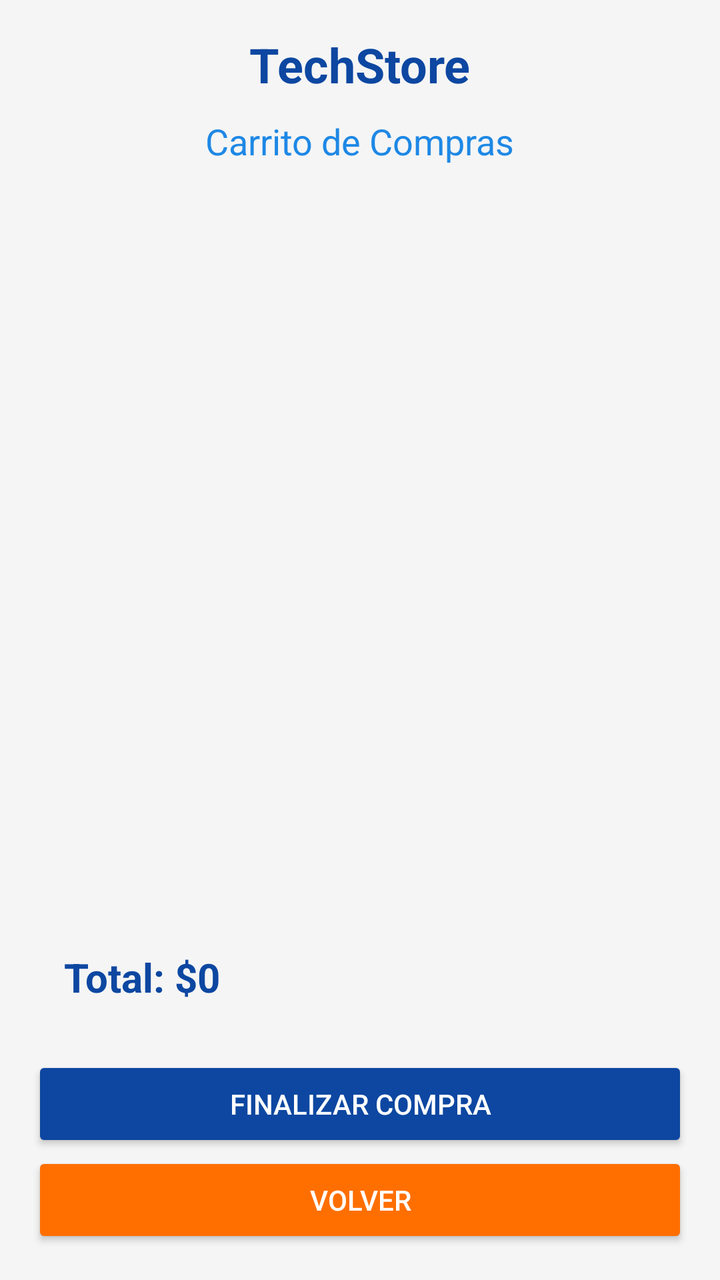
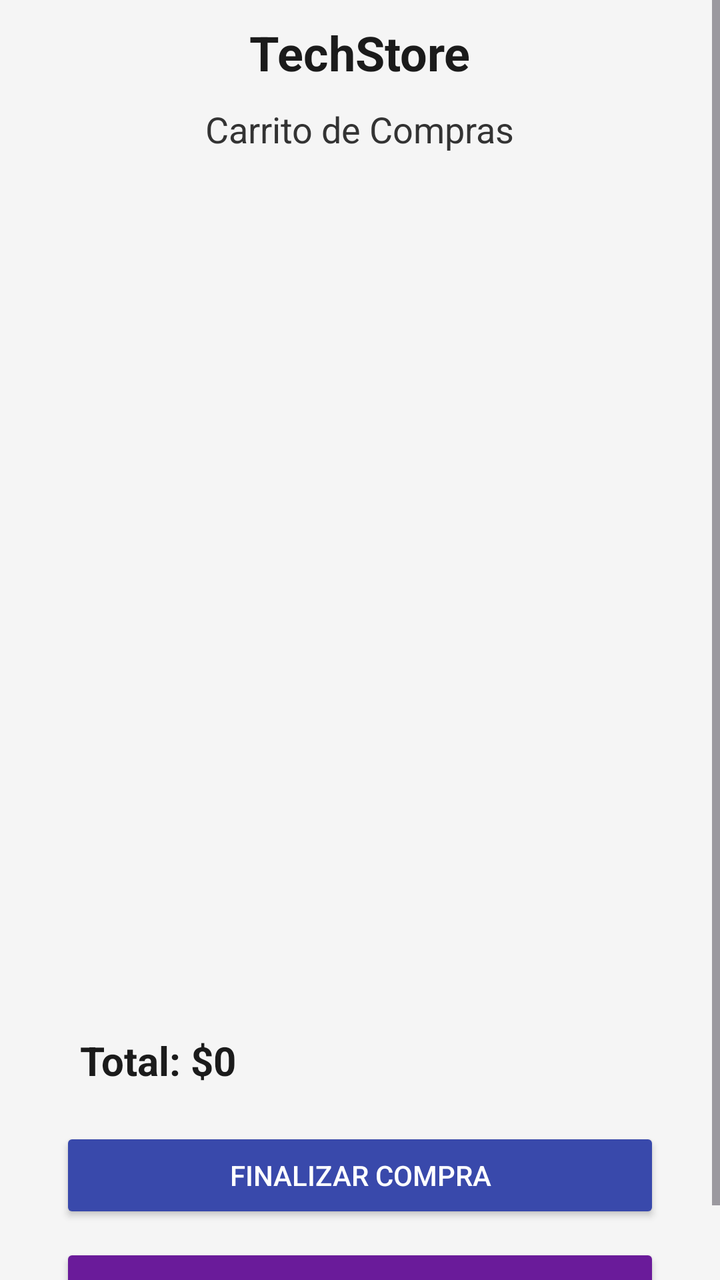

Two renders of the same Android screen: before a commit and after it. Below are the layout's source before the change and the commit's diff.
<!-- AndroidManifest.xml: application theme Theme.TechStore -->
<!-- res/layout/activity_carrito.xml -->
<?xml version="1.0" encoding="utf-8"?>
<LinearLayout
    xmlns:android="http://schemas.android.com/apk/res/android"
    android:orientation="vertical"
    android:background="@color/background"
    android:padding="16dp"
    android:layout_width="match_parent"
    android:layout_height="match_parent">

    <TextView
        android:text="@string/app_name"
        android:textSize="24sp"
        android:textStyle="bold"
        android:textColor="@color/primaryDark"
        android:layout_gravity="center"
        android:layout_marginBottom="10dp"
        android:layout_width="wrap_content"
        android:layout_height="wrap_content"/>

    <TextView
        android:text="@string/carrito_compras"
        android:textSize="18sp"
        android:textColor="@color/primary"
        android:layout_gravity="center"
        android:layout_marginBottom="10dp"
        android:layout_width="wrap_content"
        android:layout_height="wrap_content"/>

    <androidx.recyclerview.widget.RecyclerView
        android:id="@+id/recyclerCarrito"
        android:layout_width="match_parent"
        android:layout_height="0dp"
        android:layout_weight="1"/>

    <LinearLayout
        android:orientation="vertical"
        android:background="@drawable/bg_card"
        android:padding="16dp"
        android:layout_marginTop="10dp"
        android:layout_width="match_parent"
        android:layout_height="wrap_content">

        <TextView
            android:id="@+id/txtTotal"
            android:text="@string/total_default"
            android:textSize="20sp"
            android:textStyle="bold"
            android:textColor="@color/primaryDark"
            android:layout_width="wrap_content"
            android:layout_height="wrap_content"/>

    </LinearLayout>

    <Button
        android:id="@+id/btnPagar"
        android:text="@string/finalizar_compra"
        android:backgroundTint="@color/primaryDark"
        android:textColor="@color/white"
        android:layout_marginTop="10dp"
        android:layout_width="match_parent"
        android:layout_height="wrap_content"/>

    <Button
        android:id="@+id/btnVolver"
        android:text="@string/volver"
        android:textColor="@color/white"
        android:backgroundTint="@color/accent"
        android:layout_width="match_parent"
        android:layout_height="wrap_content"/>

</LinearLayout>
<!-- resources referenced by this layout -->
<resources>
  <color name="accent">#FF6F00</color>
  <color name="background">#F5F5F5</color>
  <color name="primary">#1E88E5</color>
  <color name="primaryDark">#0D47A1</color>
  <color name="white">#FFFFFF</color>
  <!-- drawable bg_card (drawable) -->
  <?xml version="1.0" encoding="utf-8"?>
  <selector xmlns:android="http://schemas.android.com/apk/res/android">
      <shape xmlns:android="http://schemas.android.com/apk/res/android">
          <solid android:color="#FFFFFF"/>
  
          <stroke
              android:width="2dp"
              android:color="#2196F3"/>
  
          <corners android:radius="12dp"/>
      </shape>
  </selector>
  <string name="app_name">TechStore</string>
  <string name="carrito_compras">Carrito de Compras</string>
  <string name="finalizar_compra">Finalizar Compra</string>
  <string name="total_default">Total: $0</string>
  <string name="volver">Volver</string>
  <style name="Theme.TechStore" parent="Base.Theme.TechStore" />
  <style name="Base.Theme.TechStore" parent="Theme.Material3.DayNight.NoActionBar">
          
          
      </style>
</resources>

<!-- the commit's change to res/layout/activity_carrito.xml (unified diff, before → after) -->
@@ -1,71 +1,79 @@
 <?xml version="1.0" encoding="utf-8"?>
-<LinearLayout
+<ScrollView
     xmlns:android="http://schemas.android.com/apk/res/android"
-    android:orientation="vertical"
-    android:background="@color/background"
-    android:padding="16dp"
     android:layout_width="match_parent"
-    android:layout_height="match_parent">
-
-    <TextView
-        android:text="@string/app_name"
-        android:textSize="24sp"
-        android:textStyle="bold"
-        android:textColor="@color/primaryDark"
-        android:layout_gravity="center"
-        android:layout_marginBottom="10dp"
-        android:layout_width="wrap_content"
-        android:layout_height="wrap_content"/>
-
-    <TextView
-        android:text="@string/carrito_compras"
-        android:textSize="18sp"
-        android:textColor="@color/primary"
-        android:layout_gravity="center"
-        android:layout_marginBottom="10dp"
-        android:layout_width="wrap_content"
-        android:layout_height="wrap_content"/>
-
-    <androidx.recyclerview.widget.RecyclerView
-        android:id="@+id/recyclerCarrito"
-        android:layout_width="match_parent"
-        android:layout_height="0dp"
-        android:layout_weight="1"/>
+    android:layout_height="match_parent"
+    android:background="@color/background">
 
     <LinearLayout
+        android:layout_width="@dimen/contenedor_width"
+        android:layout_height="wrap_content"
+        android:layout_gravity="center_horizontal"
         android:orientation="vertical"
-        android:background="@drawable/bg_card"
-        android:padding="16dp"
-        android:layout_marginTop="10dp"
-        android:layout_width="match_parent"
-        android:layout_height="wrap_content">
+        android:padding="@dimen/padding_medium">
 
         <TextView
-            android:id="@+id/txtTotal"
-            android:text="@string/total_default"
-            android:textSize="20sp"
-            android:textStyle="bold"
-            android:textColor="@color/primaryDark"
             android:layout_width="wrap_content"
-            android:layout_height="wrap_content"/>
+            android:layout_height="wrap_content"
+            android:layout_gravity="center"
+            android:layout_marginBottom="@dimen/margin_small"
+            android:text="@string/app_name"
+            android:textColor="@color/texto_oscuro"
+            android:textSize="@dimen/texto_titulo"
+            android:textStyle="bold"/>
+
+        <TextView
+            android:layout_width="wrap_content"
+            android:layout_height="wrap_content"
+            android:layout_gravity="center"
+            android:layout_marginBottom="@dimen/margin_small"
+            android:text="@string/carrito_compras"
+            android:textColor="@color/texto_secundario"
+            android:textSize="@dimen/texto_subtitulo"/>
+
+        <androidx.recyclerview.widget.RecyclerView
+            android:id="@+id/recyclerCarrito"
+            android:layout_width="match_parent"
+            android:layout_height="@dimen/recycler_height"
+            android:layout_marginBottom="@dimen/margin_small"/>
+
+        <LinearLayout
+            android:layout_width="match_parent"
+            android:layout_height="wrap_content"
+            android:layout_marginTop="@dimen/margin_small"
+            android:background="@drawable/bg_card"
+            android:orientation="vertical"
+            android:padding="@dimen/padding_medium">
+
+            <TextView
+                android:id="@+id/txtTotal"
+                android:layout_width="wrap_content"
+                android:layout_height="wrap_content"
+                android:text="@string/total_default"
+                android:textColor="@color/texto_oscuro"
+                android:textSize="@dimen/texto_total"
+                android:textStyle="bold"/>
+
+        </LinearLayout>
+
+        <Button
+            android:id="@+id/btnPagar"
+            android:layout_width="match_parent"
+            android:layout_height="wrap_content"
+            android:layout_marginTop="@dimen/margin_small"
+            android:backgroundTint="@color/boton_primario"
+            android:text="@string/finalizar_compra"
+            android:textColor="@color/texto_blanco"/>
+
+        <Button
+            android:id="@+id/btnVolver"
+            android:layout_width="match_parent"
+            android:layout_height="wrap_content"
+            android:layout_marginTop="@dimen/margin_small"
+            android:backgroundTint="@color/boton_secundario"
+            android:text="@string/volver"
+            android:textColor="@color/texto_blanco"/>
 
     </LinearLayout>
 
-    <Button
-        android:id="@+id/btnPagar"
-        android:text="@string/finalizar_compra"
-        android:backgroundTint="@color/primaryDark"
-        android:textColor="@color/white"
-        android:layout_marginTop="10dp"
-        android:layout_width="match_parent"
-        android:layout_height="wrap_content"/>
-
-    <Button
-        android:id="@+id/btnVolver"
-        android:text="@string/volver"
-        android:textColor="@color/white"
-        android:backgroundTint="@color/accent"
-        android:layout_width="match_parent"
-        android:layout_height="wrap_content"/>
-
-</LinearLayout>
+</ScrollView>
<!-- resource entries referenced after the edit -->
@@ -1,10 +1,18 @@
 <!-- resources referenced by this layout -->
 <resources>
-  <color name="accent">#FF6F00</color>
   <color name="background">#F5F5F5</color>
-  <color name="primary">#1E88E5</color>
-  <color name="primaryDark">#0D47A1</color>
-  <color name="white">#FFFFFF</color>
+  <color name="boton_primario">#3949AB</color>
+  <color name="boton_secundario">#6A1B9A</color>
+  <color name="texto_blanco">#FFFFFF</color>
+  <color name="texto_oscuro">#1B1B1B</color>
+  <color name="texto_secundario">#333333</color>
+  <dimen name="contenedor_width">320dp</dimen>
+  <dimen name="margin_small">10dp</dimen>
+  <dimen name="padding_medium">10dp</dimen>
+  <dimen name="recycler_height">400dp</dimen>
+  <dimen name="texto_subtitulo">18sp</dimen>
+  <dimen name="texto_titulo">24sp</dimen>
+  <dimen name="texto_total">20sp</dimen>
   <!-- drawable bg_card (drawable) -->
   <?xml version="1.0" encoding="utf-8"?>
   <selector xmlns:android="http://schemas.android.com/apk/res/android">
